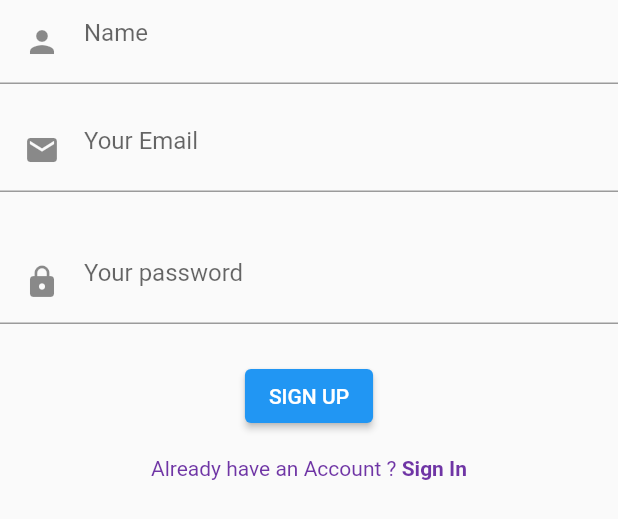
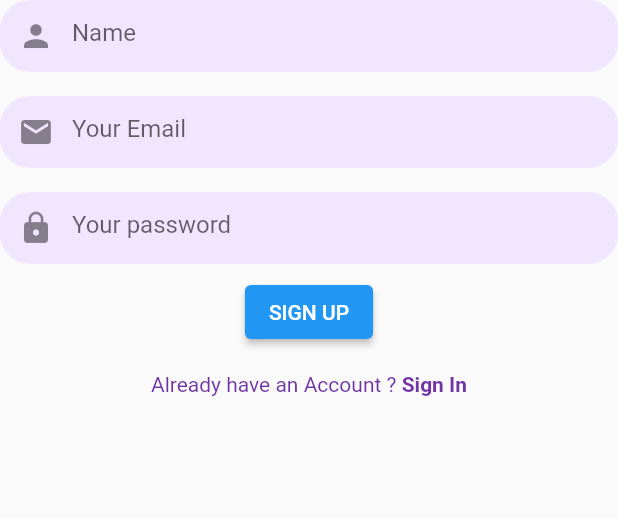
Before and after one commit to RenaldoLouis/foodAppCommsult, a Flutter app: the SignUpForm widget shown alone on an empty page, opened directly, on a phone screen of 412 x 824 dp. Shown: the top 519 px of the screen. Run offline on Flutter 3.47's test engine with Material 2 defaults, Android fonts, the phone set to English and light mode, and no system bars; our stand-ins replace dio, firebase_auth, firebase_core, flutter_svg, lottie, rive; accounts and stored records are empty; network calls fail.

Commit message:
fix textInputFormField Styling

```diff
--- a/flutter_frontend/lib/pages/Signup/components/signup_form.dart
+++ b/flutter_frontend/lib/pages/Signup/components/signup_form.dart
@@ -35,7 +35,12 @@ class _SignUpFormState extends State<SignUpForm> {
       key: _registerFormKey,
       child: Column(
         children: [
-          TextFormField(
+          Container(
+            decoration: BoxDecoration(
+              color: kPrimaryLightColor,
+              borderRadius: BorderRadius.circular(20),
+            ),
+            child: TextFormField(
               controller: _nameTextController,
               focusNode: _focusName,
               validator: (value) => Validator.validateName(
@@ -47,14 +52,18 @@ class _SignUpFormState extends State<SignUpForm> {
               onSaved: (email) {},
               decoration: InputDecoration(
                 hintText: "Name",
-              prefixIcon: Padding(
-                padding: const EdgeInsets.all(defaultPadding),
-                child: Icon(Icons.person),
+                border: InputBorder.none,
+                prefixIcon: Icon(Icons.person),
               ),
             ),
           ),
           Padding(
             padding: const EdgeInsets.symmetric(vertical: defaultPadding),
+            child: Container(
+              decoration: BoxDecoration(
+                color: kPrimaryLightColor,
+                borderRadius: BorderRadius.circular(20),
+              ),
               child: TextFormField(
                 controller: _emailTextController,
                 focusNode: _focusEmail,
@@ -65,15 +74,17 @@ class _SignUpFormState extends State<SignUpForm> {
                 cursorColor: kPrimaryColor,
                 decoration: InputDecoration(
                   hintText: "Your Email",
-                prefixIcon: Padding(
-                  padding: const EdgeInsets.all(defaultPadding),
-                  child: Icon(Icons.email),
+                  border: InputBorder.none,
+                  prefixIcon: Icon(Icons.email),
                 ),
               ),
             ),
           ),
-          Padding(
-            padding: const EdgeInsets.symmetric(vertical: defaultPadding),
+          Container(
+            decoration: BoxDecoration(
+              color: kPrimaryLightColor,
+              borderRadius: BorderRadius.circular(20),
+            ),
             child: TextFormField(
               controller: _passwordTextController,
               focusNode: _focusPassword,
@@ -85,10 +96,8 @@ class _SignUpFormState extends State<SignUpForm> {
               cursorColor: kPrimaryColor,
               decoration: InputDecoration(
                 hintText: "Your password",
-                prefixIcon: Padding(
-                  padding: const EdgeInsets.all(defaultPadding),
-                  child: Icon(Icons.lock),
-                ),
+                border: InputBorder.none,
+                prefixIcon: Icon(Icons.lock),
               ),
             ),
           ),
```
Also changed, not shown: flutter_frontend/lib/pages/Login/components/login_form.dart (+15 -7 lines). Lines whose indentation alone changed are shown as unchanged.
